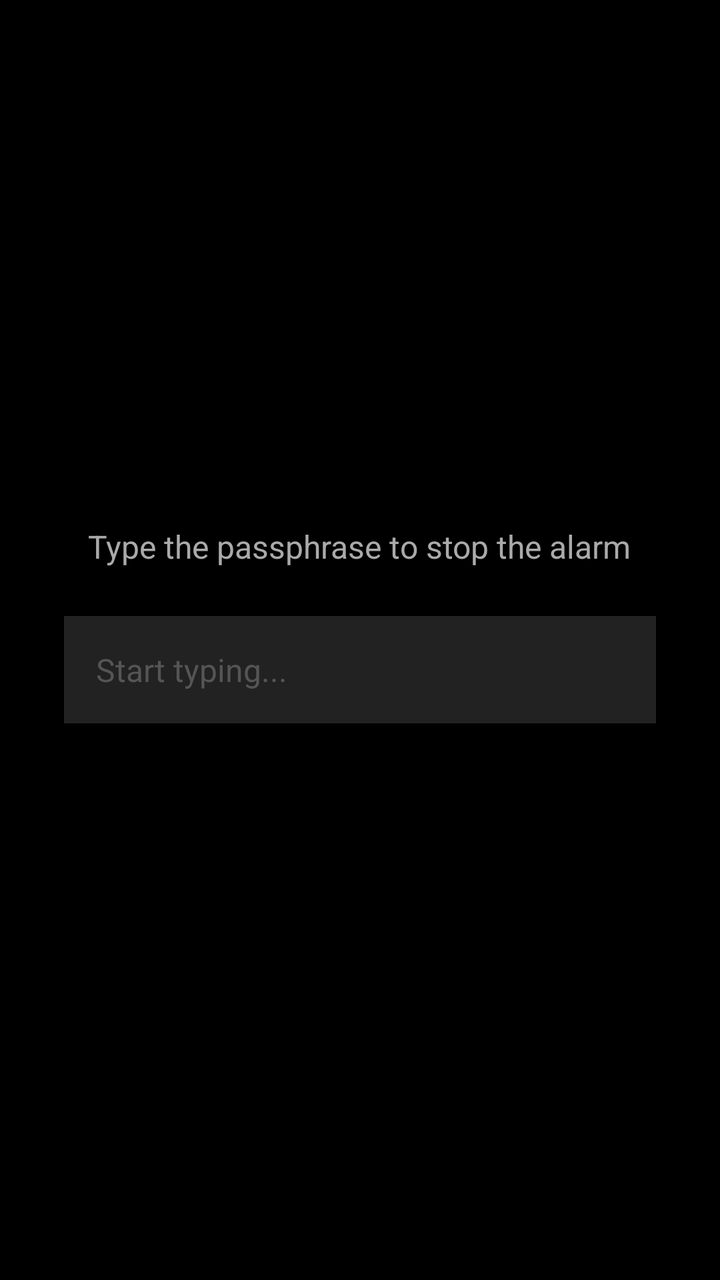
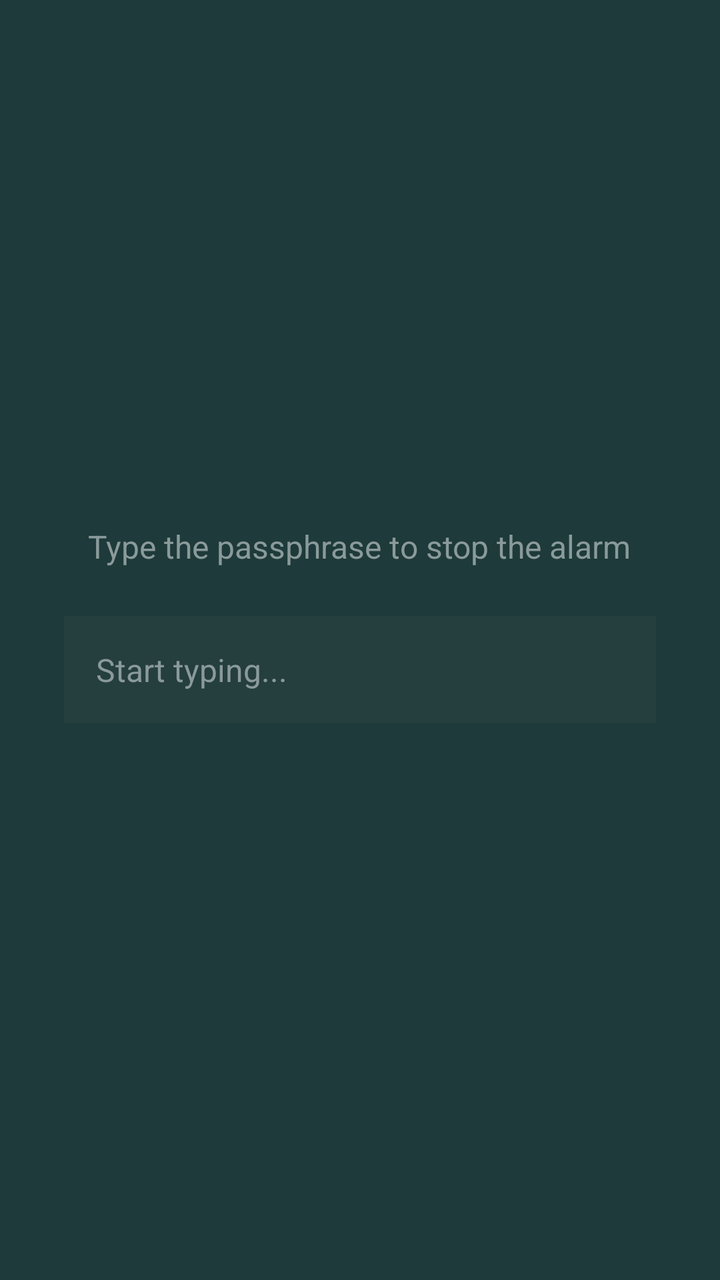

Two renders of the same Android screen: before a commit and after it. Below are the layout's source before the change and the commit's diff.
<!-- AndroidManifest.xml: activity theme Theme.AppCompat.NoActionBar -->
<!-- res/layout/activity_alarm_dismiss.xml -->
<?xml version="1.0" encoding="utf-8"?>
<FrameLayout xmlns:android="http://schemas.android.com/apk/res/android"
    android:layout_width="match_parent"
    android:layout_height="match_parent"
    android:background="#000000"
    android:padding="32dp">

    <LinearLayout
        android:layout_width="match_parent"
        android:layout_height="wrap_content"
        android:layout_gravity="center"
        android:orientation="vertical"
        android:gravity="center_horizontal">

        <TextView
            android:layout_width="wrap_content"
            android:layout_height="wrap_content"
            android:text="Type the passphrase to stop the alarm"
            android:textColor="#AAAAAA"
            android:textSize="16sp"
            android:layout_marginBottom="24dp" />

        <EditText
            android:id="@+id/passphrase_input"
            android:layout_width="match_parent"
            android:layout_height="wrap_content"
            android:hint="Start typing..."
            android:textColor="#FFFFFF"
            android:textColorHint="#555555"
            android:background="#222222"
            android:padding="16dp"
            android:textSize="16sp"
            android:inputType="text"
            android:singleLine="true"
            android:layout_marginBottom="16dp" />

        <TextView
            android:id="@+id/try_again_text"
            android:layout_width="wrap_content"
            android:layout_height="wrap_content"
            android:text="TRY AGAIN!"
            android:textColor="#FF0000"
            android:textSize="24sp"
            android:textStyle="bold"
            android:visibility="gone" />

    </LinearLayout>

</FrameLayout>
<!-- resources referenced by this layout -->
<resources>

</resources>

<!-- the commit's change to res/layout/activity_alarm_dismiss.xml (unified diff, before → after) -->
@@ -2,7 +2,7 @@
 <FrameLayout xmlns:android="http://schemas.android.com/apk/res/android"
     android:layout_width="match_parent"
     android:layout_height="match_parent"
-    android:background="#000000"
+    android:background="@color/bg_dark"
     android:padding="32dp">
 
     <LinearLayout
@@ -16,7 +16,7 @@
             android:layout_width="wrap_content"
             android:layout_height="wrap_content"
             android:text="Type the passphrase to stop the alarm"
-            android:textColor="#AAAAAA"
+            android:textColor="@color/text_muted"
             android:textSize="16sp"
             android:layout_marginBottom="24dp" />
 
@@ -25,9 +25,9 @@
             android:layout_width="match_parent"
             android:layout_height="wrap_content"
             android:hint="Start typing..."
-            android:textColor="#FFFFFF"
-            android:textColorHint="#555555"
-            android:background="#222222"
+            android:textColor="@color/text_primary"
+            android:textColorHint="@color/text_muted"
+            android:background="@color/input_bg"
             android:padding="16dp"
             android:textSize="16sp"
             android:inputType="text"
@@ -39,7 +39,7 @@
             android:layout_width="wrap_content"
             android:layout_height="wrap_content"
             android:text="TRY AGAIN!"
-            android:textColor="#FF0000"
+            android:textColor="@color/error_red"
             android:textSize="24sp"
             android:textStyle="bold"
             android:visibility="gone" />
<!-- resource entries referenced after the edit -->
@@ -1,5 +1,9 @@
 <!-- resources referenced by this layout -->
 <resources>
-
+  <color name="bg_dark">#1E3A3A</color>
+  <color name="error_red">#FF4444</color>
+  <color name="input_bg">#253E3E</color>
+  <color name="text_muted">#8A9A9A</color>
+  <color name="text_primary">#E8E8E0</color>
 </resources>
 
